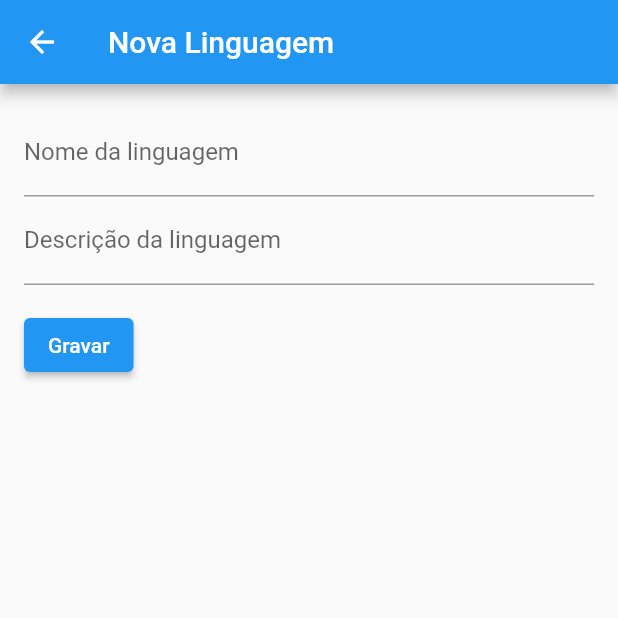
After one commit to rodrigo-pires12/flutter_states_widgets_routes, a Flutter app: the screen it shows after launch, after a tap on the "add" icon, on a phone screen of 412 x 824 dp, the top half of it. The commit adds this screen. Run offline on Flutter 3.47's test engine with Material 2 defaults, Android fonts, the phone set to English and light mode, and no system bars.

Commit message:
add language page created

```diff
--- a/lib/main.dart
+++ b/lib/main.dart
@@ -1,4 +1,5 @@
 import 'package:flutter/material.dart';
+import 'package:states_widgets_routes/screens/add.dart';
 import 'package:states_widgets_routes/screens/home.dart';
 
 void main() {
@@ -11,11 +12,14 @@ class MyApp extends StatelessWidget {
   @override
   Widget build(BuildContext context) {
     return MaterialApp(
-      title: 'Flutter Demo',
-      theme: ThemeData(
-        primarySwatch: Colors.blue,
-      ),
-      home: const MyHomePage(),
-    );
+        title: 'Flutter Demo',
+        theme: ThemeData(
+          primarySwatch: Colors.blue,
+        ),
+        initialRoute: "/",
+        routes: {
+          "/": (context) => const MyHomePage(),
+          "/add": (context) => AddLanguage(),
+        });
   }
 }
--- /dev/null
+++ b/lib/screens/add.dart
@@ -0,0 +1,67 @@
+import 'package:flutter/material.dart';
+import 'package:states_widgets_routes/models/language.dart';
+// import 'package:flutter/src/foundation/key.dart';
+// import 'package:flutter/src/widgets/framework.dart';
+
+class AddLanguage extends StatelessWidget {
+  AddLanguage({Key? key}) : super(key: key);
+
+  final Text title = const Text("Nova Linguagem");
+  final EdgeInsets padding = const EdgeInsets.all(16);
+  final _formKey = GlobalKey<FormState>();
+  final TextEditingController _nameController = TextEditingController();
+  final TextEditingController _descriptionController = TextEditingController();
+
+  @override
+  Widget build(BuildContext context) {
+    return Scaffold(
+        appBar: AppBar(title: title),
+        body: Padding(
+          padding: padding,
+          child: Form(
+              key: _formKey,
+              child: Column(
+                crossAxisAlignment: CrossAxisAlignment.start,
+                children: [
+                  TextFormField(
+                    decoration: const InputDecoration(
+                        hintText: "Nome da linguagem",
+                        labelText: "Nome da linguagem"),
+                    controller: _nameController,
+                    validator: (value) {
+                      if (value == null || value.isEmpty) {
+                        return "Insira o nome da linguagem";
+                      }
+                      return null;
+                    },
+                  ),
+                  TextFormField(
+                    decoration: const InputDecoration(
+                        hintText: "Descrição da linguagem",
+                        labelText: "Descrição da linguagem"),
+                    controller: _descriptionController,
+                    validator: (value) {
+                      if (value == null || value.isEmpty) {
+                        return "Insira a descrição da linguagem";
+                      }
+                      return null;
+                    },
+                  ),
+                  Padding(
+                      padding: const EdgeInsets.only(top: 16),
+                      child: ElevatedButton(
+                        child: const Text("Gravar"),
+                        onPressed: () {
+                          if (_formKey.currentState!.validate()) {
+                            Language language = Language(_nameController.text,
+                                _descriptionController.text);
+
+                            Navigator.pop(context, language);
+                          }
+                        },
+                      ))
+                ],
+              )),
+        ));
+  }
+}
--- a/lib/screens/home.dart
+++ b/lib/screens/home.dart
@@ -23,7 +23,12 @@ class _MyHomePageState extends State<MyHomePage> {
   @override
   Widget build(BuildContext context) {
     return Scaffold(
-        appBar: AppBar(title: title),
+        appBar: AppBar(
+          title: title,
+          actions: [
+            IconButton(onPressed: _goToAddLanguage, icon: const Icon(Icons.add))
+          ],
+        ),
         body: Column(
           children: [
             Wrap(spacing: 10, children: buildChoices()),
@@ -33,6 +38,13 @@ class _MyHomePageState extends State<MyHomePage> {
             ))
           ],
         ));
+  }
+
+  void _goToAddLanguage() {
+    Future future = Navigator.pushNamed(context, "/add");
+    future.then((language) => setState(() {
+          languages.add(language);
+        }));
   }
 
   List<Widget> buildChoices() {
```
